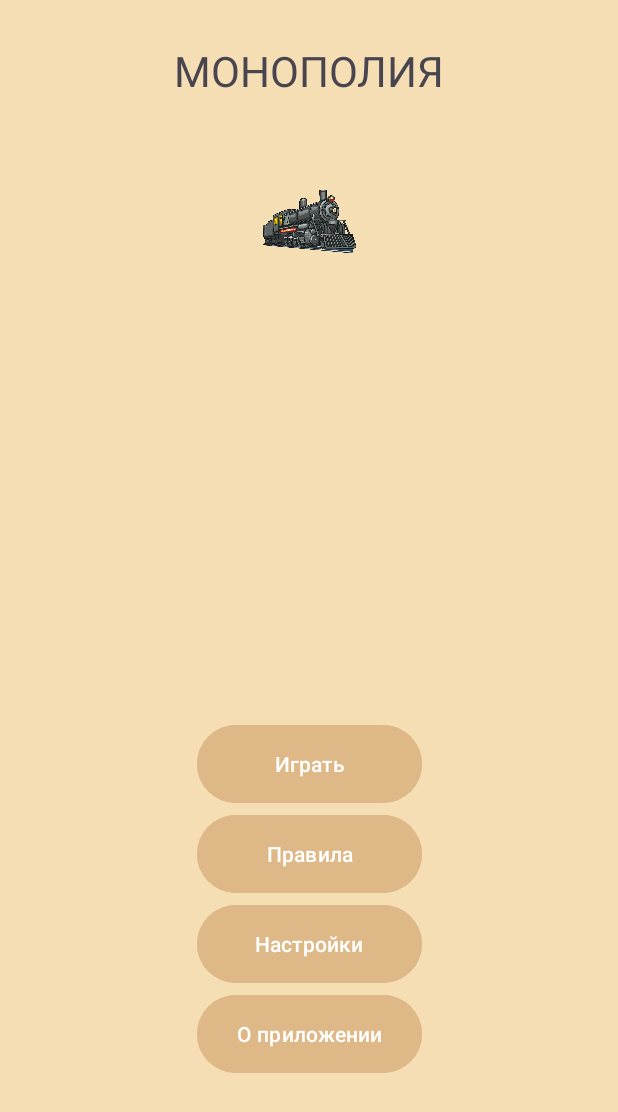
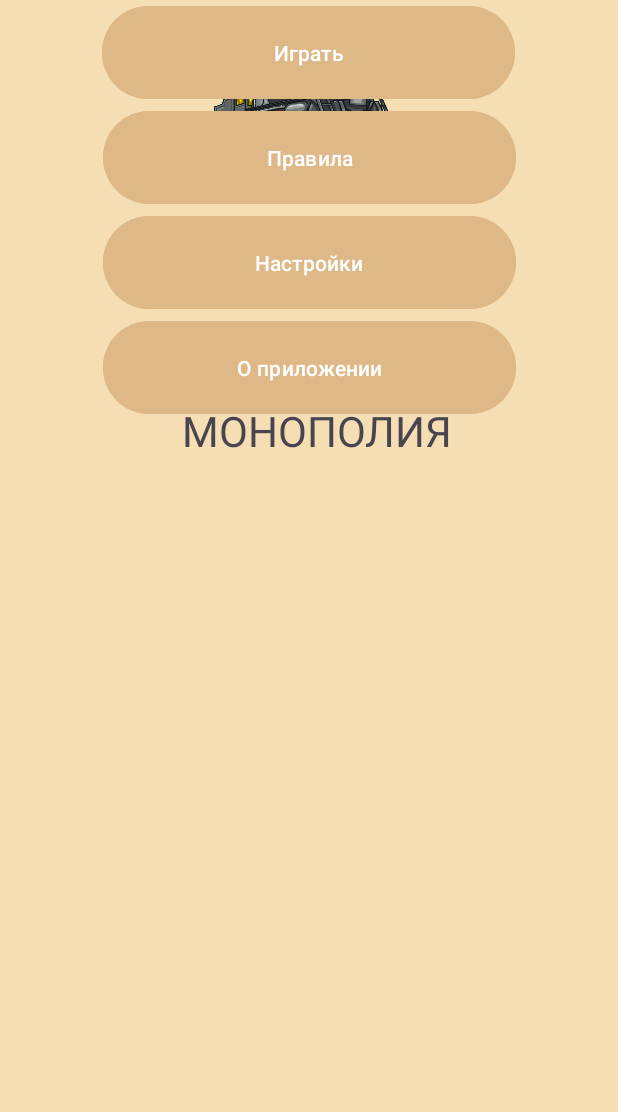
Before and after one commit to DaFerstDi/STU-Economy, an Android app: the screen it shows after launch (MainActivity), on a phone screen of 412 x 824 dp. Shown: the top 1112 px of the screen. Run offline under Robolectric (Android 15) with nearby library versions, the phone set to English and light mode, and no system bars.

Commit message:
01.11.23

```diff
--- a/app/src/main/res/layout/activity_main.xml
+++ b/app/src/main/res/layout/activity_main.xml
@@ -9,41 +9,42 @@
 
     <ImageView
         android:id="@+id/imageView"
-        android:layout_width="250dp"
-        android:layout_height="63dp"
-        android:layout_marginTop="28dp"
+        android:layout_width="426dp"
+        android:layout_height="131dp"
         app:layout_constraintEnd_toEndOf="parent"
+        app:layout_constraintHorizontal_bias="0.533"
         app:layout_constraintStart_toStartOf="parent"
-        app:layout_constraintTop_toBottomOf="@+id/textView2"
-        app:srcCompat="@drawable/train" />
+        app:srcCompat="@drawable/train"
+        tools:layout_editor_absoluteY="71dp" />
 
     <TextView
         android:id="@+id/textView2"
-        android:layout_width="250dp"
-        android:layout_height="60dp"
-        android:layout_marginTop="28dp"
+        android:layout_width="263dp"
+        android:layout_height="58dp"
+        android:layout_marginTop="268dp"
         android:text="@string/name"
         android:textAlignment="center"
         android:textSize="28sp"
         app:layout_constraintEnd_toEndOf="parent"
+        app:layout_constraintHorizontal_bias="0.54"
         app:layout_constraintStart_toStartOf="parent"
         app:layout_constraintTop_toTopOf="parent" />
 
     <Button
         android:id="@+id/button"
-        android:layout_width="150sp"
-        android:layout_height="60sp"
-        android:layout_marginTop="300dp"
+        android:layout_width="275dp"
+        android:layout_height="70dp"
         android:backgroundTint="@color/btn"
         android:text="@string/main_play"
         app:layout_constraintEnd_toEndOf="parent"
+        app:layout_constraintHorizontal_bias="0.498"
         app:layout_constraintStart_toStartOf="parent"
-        app:layout_constraintTop_toBottomOf="@+id/imageView" />
+        tools:layout_editor_absoluteY="437dp" />
 
     <Button
         android:id="@+id/button2"
-        android:layout_width="150sp"
-        android:layout_height="60sp"
+        android:layout_width="275dp"
+        android:layout_height="70dp"
         android:backgroundTint="@color/btn"
         android:text="@string/main_rules"
         app:layout_constraintEnd_toEndOf="parent"
@@ -52,8 +53,8 @@
 
     <Button
         android:id="@+id/button3"
-        android:layout_width="150sp"
-        android:layout_height="60sp"
+        android:layout_width="275dp"
+        android:layout_height="70dp"
         android:backgroundTint="@color/btn"
         android:text="@string/main_settings"
         app:layout_constraintEnd_toEndOf="parent"
@@ -62,8 +63,8 @@
 
     <Button
         android:id="@+id/button4"
-        android:layout_width="150sp"
-        android:layout_height="60sp"
+        android:layout_width="275dp"
+        android:layout_height="70dp"
         android:backgroundTint="@color/btn"
         android:text="@string/main_about"
         app:layout_constraintEnd_toEndOf="parent"
```
